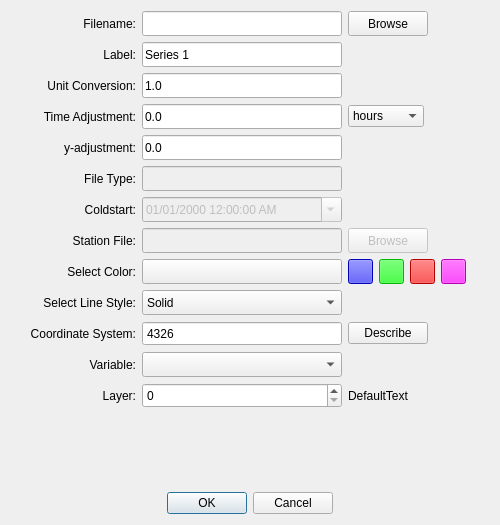
Above: MetOceanViewer/ui/addtimeseriesdialog.ui from zcobell/MetOceanViewer before the change. Below: the same form after it.
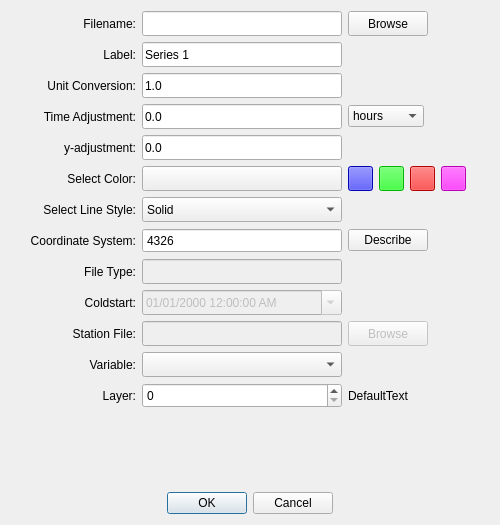
That is the form after the change. Icons and pictures are not drawn.

Commit message: Rearranging add timeseries dialog box

Patch:
```diff
--- a/MetOceanViewer/ui/addtimeseriesdialog.ui
+++ b/MetOceanViewer/ui/addtimeseriesdialog.ui
@@ -414,229 +414,6 @@
      </item>
     </layout>
    </item>
-   <item>
-    <layout class="QHBoxLayout" name="horizontalLayout_6">
-     <item>
-      <widget class="QLabel" name="label_filetype">
-       <property name="enabled">
-        <bool>true</bool>
-       </property>
-       <property name="minimumSize">
-        <size>
-         <width>125</width>
-         <height>25</height>
-        </size>
-       </property>
-       <property name="maximumSize">
-        <size>
-         <width>125</width>
-         <height>25</height>
-        </size>
-       </property>
-       <property name="text">
-        <string>File Type:</string>
-       </property>
-       <property name="alignment">
-        <set>Qt::AlignRight|Qt::AlignTrailing|Qt::AlignVCenter</set>
-       </property>
-      </widget>
-     </item>
-     <item>
-      <widget class="QLineEdit" name="text_filetype">
-       <property name="enabled">
-        <bool>false</bool>
-       </property>
-       <property name="minimumSize">
-        <size>
-         <width>200</width>
-         <height>25</height>
-        </size>
-       </property>
-       <property name="maximumSize">
-        <size>
-         <width>200</width>
-         <height>25</height>
-        </size>
-       </property>
-       <property name="inputMask">
-        <string/>
-       </property>
-       <property name="text">
-        <string/>
-       </property>
-      </widget>
-     </item>
-     <item>
-      <spacer name="horizontalSpacer_6">
-       <property name="orientation">
-        <enum>Qt::Horizontal</enum>
-       </property>
-       <property name="sizeHint" stdset="0">
-        <size>
-         <width>40</width>
-         <height>20</height>
-        </size>
-       </property>
-      </spacer>
-     </item>
-    </layout>
-   </item>
-   <item>
-    <layout class="QHBoxLayout" name="horizontalLayout_7">
-     <item>
-      <widget class="QLabel" name="label_coldstart">
-       <property name="minimumSize">
-        <size>
-         <width>125</width>
-         <height>25</height>
-        </size>
-       </property>
-       <property name="maximumSize">
-        <size>
-         <width>125</width>
-         <height>25</height>
-        </size>
-       </property>
-       <property name="text">
-        <string>Coldstart:</string>
-       </property>
-       <property name="alignment">
-        <set>Qt::AlignRight|Qt::AlignTrailing|Qt::AlignVCenter</set>
-       </property>
-      </widget>
-     </item>
-     <item>
-      <widget class="QDateTimeEdit" name="date_coldstart">
-       <property name="enabled">
-        <bool>false</bool>
-       </property>
-       <property name="minimumSize">
-        <size>
-         <width>200</width>
-         <height>25</height>
-        </size>
-       </property>
-       <property name="maximumSize">
-        <size>
-         <width>200</width>
-         <height>25</height>
-        </size>
-       </property>
-       <property name="displayFormat">
-        <string>MM/dd/yyyy hh:mm:ss AP</string>
-       </property>
-       <property name="calendarPopup">
-        <bool>true</bool>
-       </property>
-      </widget>
-     </item>
-     <item>
-      <spacer name="horizontalSpacer_7">
-       <property name="orientation">
-        <enum>Qt::Horizontal</enum>
-       </property>
-       <property name="sizeHint" stdset="0">
-        <size>
-         <width>40</width>
-         <height>20</height>
-        </size>
-       </property>
-      </spacer>
-     </item>
-    </layout>
-   </item>
-   <item>
-    <layout class="QHBoxLayout" name="horizontalLayout_8">
-     <item>
-      <widget class="QLabel" name="label_stationfile">
-       <property name="minimumSize">
-        <size>
-         <width>125</width>
-         <height>25</height>
-        </size>
-       </property>
-       <property name="maximumSize">
-        <size>
-         <width>125</width>
-         <height>25</height>
-        </size>
-       </property>
-       <property name="text">
-        <string>Station File:</string>
-       </property>
-       <property name="alignment">
-        <set>Qt::AlignRight|Qt::AlignTrailing|Qt::AlignVCenter</set>
-       </property>
-      </widget>
-     </item>
-     <item>
-      <widget class="QLineEdit" name="text_stationfile">
-       <property name="enabled">
-        <bool>false</bool>
-       </property>
-       <property name="sizePolicy">
-        <sizepolicy hsizetype="Fixed" vsizetype="Fixed">
-         <horstretch>0</horstretch>
-         <verstretch>0</verstretch>
-        </sizepolicy>
-       </property>
-       <property name="minimumSize">
-        <size>
-         <width>200</width>
-         <height>25</height>
-        </size>
-       </property>
-       <property name="maximumSize">
-        <size>
-         <width>200</width>
-         <height>25</height>
-        </size>
-       </property>
-       <property name="readOnly">
-        <bool>true</bool>
-       </property>
-       <property name="clearButtonEnabled">
-        <bool>false</bool>
-       </property>
-      </widget>
-     </item>
-     <item>
-      <widget class="QPushButton" name="browse_stationfile">
-       <property name="enabled">
-        <bool>false</bool>
-       </property>
-       <property name="sizePolicy">
-        <sizepolicy hsizetype="Fixed" vsizetype="Fixed">
-         <horstretch>0</horstretch>
-         <verstretch>0</verstretch>
-        </sizepolicy>
-       </property>
-       <property name="minimumSize">
-        <size>
-         <width>75</width>
-         <height>25</height>
-        </size>
-       </property>
-       <property name="text">
-        <string>Browse</string>
-       </property>
-      </widget>
-     </item>
-     <item>
-      <spacer name="horizontalSpacer_8">
-       <property name="orientation">
-        <enum>Qt::Horizontal</enum>
-       </property>
-       <property name="sizeHint" stdset="0">
-        <size>
-         <width>40</width>
-         <height>20</height>
-        </size>
-       </property>
-      </spacer>
-     </item>
-    </layout>
-   </item>
    <item>
     <layout class="QHBoxLayout" name="horizontalLayout_9">
      <item>
@@ -938,6 +715,229 @@
      </item>
     </layout>
    </item>
+   <item>
+    <layout class="QHBoxLayout" name="horizontalLayout_6">
+     <item>
+      <widget class="QLabel" name="label_filetype">
+       <property name="enabled">
+        <bool>true</bool>
+       </property>
+       <property name="minimumSize">
+        <size>
+         <width>125</width>
+         <height>25</height>
+        </size>
+       </property>
+       <property name="maximumSize">
+        <size>
+         <width>125</width>
+         <height>25</height>
+        </size>
+       </property>
+       <property name="text">
+        <string>File Type:</string>
+       </property>
+       <property name="alignment">
+        <set>Qt::AlignRight|Qt::AlignTrailing|Qt::AlignVCenter</set>
+       </property>
+      </widget>
+     </item>
+     <item>
+      <widget class="QLineEdit" name="text_filetype">
+       <property name="enabled">
+        <bool>false</bool>
+       </property>
+       <property name="minimumSize">
+        <size>
+         <width>200</width>
+         <height>25</height>
+        </size>
+       </property>
+       <property name="maximumSize">
+        <size>
+         <width>200</width>
+         <height>25</height>
+        </size>
+       </property>
+       <property name="inputMask">
+        <string/>
+       </property>
+       <property name="text">
+        <string/>
+       </property>
+      </widget>
+     </item>
+     <item>
+      <spacer name="horizontalSpacer_6">
+       <property name="orientation">
+        <enum>Qt::Horizontal</enum>
+       </property>
+       <property name="sizeHint" stdset="0">
+        <size>
+         <width>40</width>
+         <height>20</height>
+        </size>
+       </property>
+      </spacer>
+     </item>
+    </layout>
+   </item>
+   <item>
+    <layout class="QHBoxLayout" name="horizontalLayout_7">
+     <item>
+      <widget class="QLabel" name="label_coldstart">
+       <property name="minimumSize">
+        <size>
+         <width>125</width>
+         <height>25</height>
+        </size>
+       </property>
+       <property name="maximumSize">
+        <size>
+         <width>125</width>
+         <height>25</height>
+        </size>
+       </property>
+       <property name="text">
+        <string>Coldstart:</string>
+       </property>
+       <property name="alignment">
+        <set>Qt::AlignRight|Qt::AlignTrailing|Qt::AlignVCenter</set>
+       </property>
+      </widget>
+     </item>
+     <item>
+      <widget class="QDateTimeEdit" name="date_coldstart">
+       <property name="enabled">
+        <bool>false</bool>
+       </property>
+       <property name="minimumSize">
+        <size>
+         <width>200</width>
+         <height>25</height>
+        </size>
+       </property>
+       <property name="maximumSize">
+        <size>
+         <width>200</width>
+         <height>25</height>
+        </size>
+       </property>
+       <property name="displayFormat">
+        <string>MM/dd/yyyy hh:mm:ss AP</string>
+       </property>
+       <property name="calendarPopup">
+        <bool>true</bool>
+       </property>
+      </widget>
+     </item>
+     <item>
+      <spacer name="horizontalSpacer_7">
+       <property name="orientation">
+        <enum>Qt::Horizontal</enum>
+       </property>
+       <property name="sizeHint" stdset="0">
+        <size>
+         <width>40</width>
+         <height>20</height>
+        </size>
+       </property>
+      </spacer>
+     </item>
+    </layout>
+   </item>
+   <item>
+    <layout class="QHBoxLayout" name="horizontalLayout_8">
+     <item>
+      <widget class="QLabel" name="label_stationfile">
+       <property name="minimumSize">
+        <size>
+         <width>125</width>
+         <height>25</height>
+        </size>
+       </property>
+       <property name="maximumSize">
+        <size>
+         <width>125</width>
+         <height>25</height>
+        </size>
+       </property>
+       <property name="text">
+        <string>Station File:</string>
+       </property>
+       <property name="alignment">
+        <set>Qt::AlignRight|Qt::AlignTrailing|Qt::AlignVCenter</set>
+       </property>
+      </widget>
+     </item>
+     <item>
+      <widget class="QLineEdit" name="text_stationfile">
+       <property name="enabled">
+        <bool>false</bool>
+       </property>
+       <property name="sizePolicy">
+        <sizepolicy hsizetype="Fixed" vsizetype="Fixed">
+         <horstretch>0</horstretch>
+         <verstretch>0</verstretch>
+        </sizepolicy>
+       </property>
+       <property name="minimumSize">
+        <size>
+         <width>200</width>
+         <height>25</height>
+        </size>
+       </property>
+       <property name="maximumSize">
+        <size>
+         <width>200</width>
+         <height>25</height>
+        </size>
+       </property>
+       <property name="readOnly">
+        <bool>true</bool>
+       </property>
+       <property name="clearButtonEnabled">
+        <bool>false</bool>
+       </property>
+      </widget>
+     </item>
+     <item>
+      <widget class="QPushButton" name="browse_stationfile">
+       <property name="enabled">
+        <bool>false</bool>
+       </property>
+       <property name="sizePolicy">
+        <sizepolicy hsizetype="Fixed" vsizetype="Fixed">
+         <horstretch>0</horstretch>
+         <verstretch>0</verstretch>
+        </sizepolicy>
+       </property>
+       <property name="minimumSize">
+        <size>
+         <width>75</width>
+         <height>25</height>
+        </size>
+       </property>
+       <property name="text">
+        <string>Browse</string>
+       </property>
+      </widget>
+     </item>
+     <item>
+      <spacer name="horizontalSpacer_8">
+       <property name="orientation">
+        <enum>Qt::Horizontal</enum>
+       </property>
+       <property name="sizeHint" stdset="0">
+        <size>
+         <width>40</width>
+         <height>20</height>
+        </size>
+       </property>
+      </spacer>
+     </item>
+    </layout>
+   </item>
    <item>
     <layout class="QHBoxLayout" name="horizontalLayout_11">
      <item>
```
